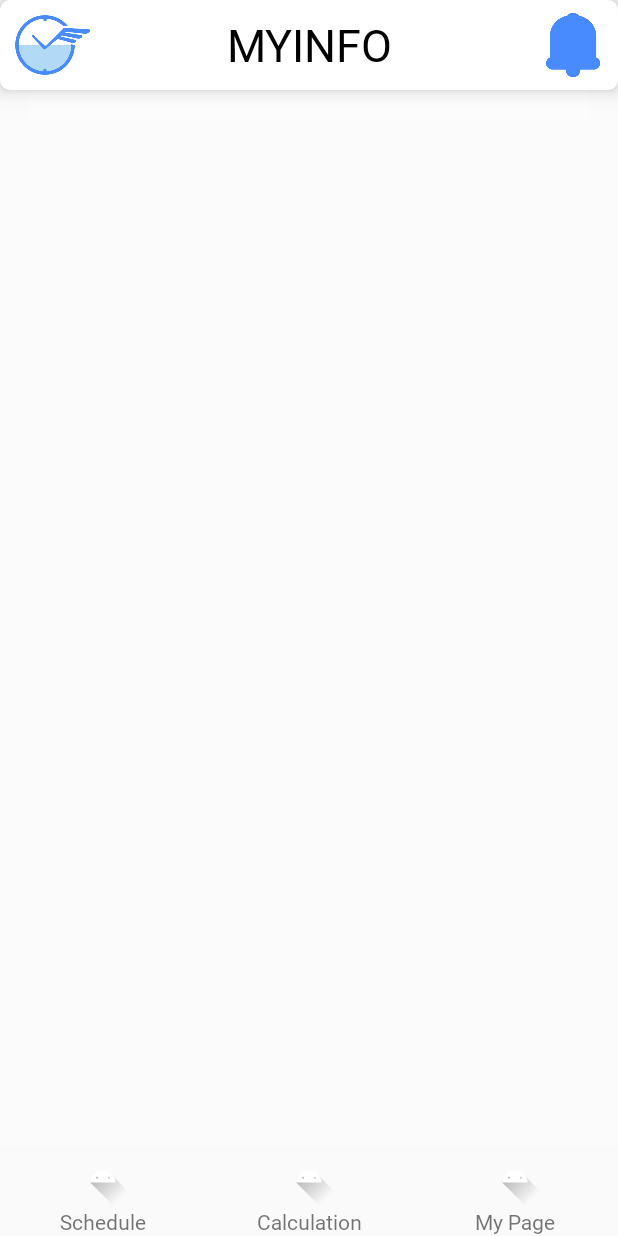
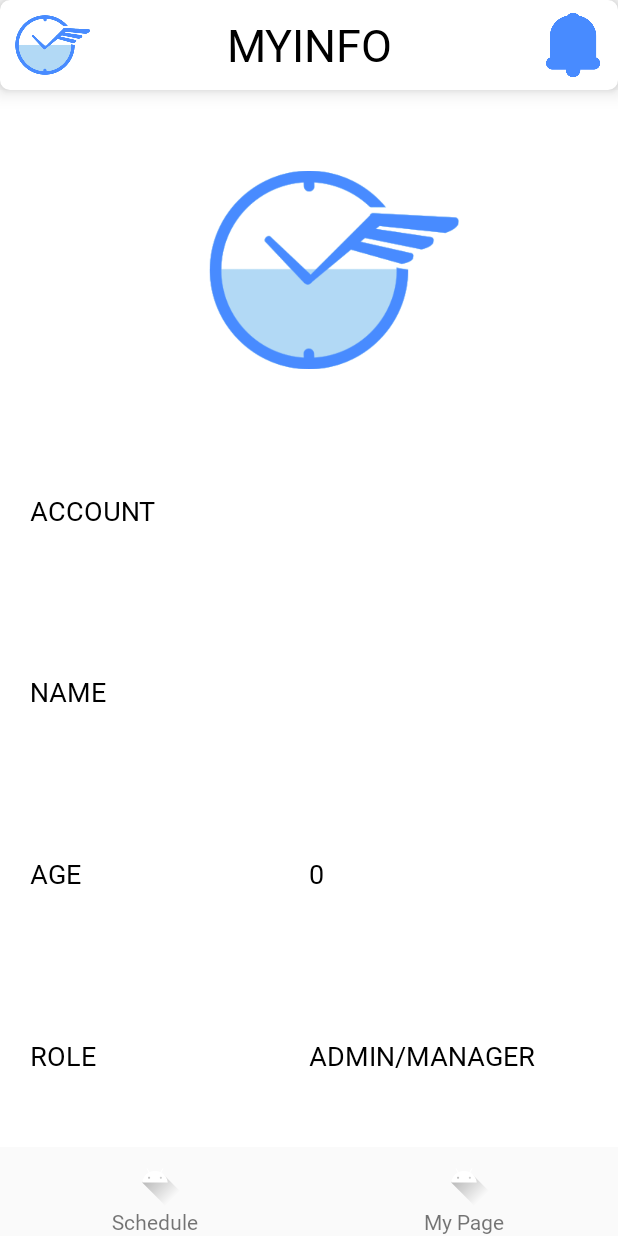
Before and after one commit to skawnssud/GoodTeam, an Android app: the workerMypageFragment screen opened through its navigation route, on a phone screen of 412 x 824 dp. Run offline under Robolectric (Android 15) with nearby library versions, the phone set to English and light mode, and no system bars; our stand-ins replace data binding; libraries missing offline, so code that uses them is left out: com.prolificinteractive.materialcalendarview.

Commit message:
Day 08: worker 프레그먼트 간단 정리

```diff
--- a/App01/app/src/main/java/com/example/app01/worker/workerMypageFragment.kt
+++ b/App01/app/src/main/java/com/example/app01/worker/workerMypageFragment.kt
@@ -8,6 +8,7 @@ import android.view.ViewGroup
 import androidx.databinding.DataBindingUtil
 import androidx.navigation.findNavController
 import com.example.app01.R
+import com.example.app01.dataObject
 import com.example.app01.databinding.FragmentWorkerMypageBinding
 
 class workerMypageFragment : Fragment() {
@@ -20,10 +21,11 @@ class workerMypageFragment : Fragment() {
         binding.layoutSchedule.setOnClickListener {
             it.findNavController().navigate(R.id.action_workerMypageFragment_to_workerScheduleFragment)
         }
-        binding.layoutCalculation.setOnClickListener {
-            it.findNavController().navigate(R.id.action_workerMypageFragment_to_workerCalculationFragment)
-        }
-
+        var it = dataObject.selectUser
+        binding.account = it.account
+        binding.name = it.name
+        binding.age = it.age.toString()
+        if (dataObject.selectUser.role == 0) binding.role = "ADMIN/MANAGER" else binding.role = "WORKER"
         // Inflate the layout for this fragment
         return binding.root
     }
--- a/App01/app/src/main/java/com/example/app01/worker/workerScheduleFragment.kt
+++ b/App01/app/src/main/java/com/example/app01/worker/workerScheduleFragment.kt
@@ -43,10 +43,6 @@ class workerScheduleFragment : Fragment() {
             inflater,
             R.layout.fragment_worker_schedule, container, false
         )
-        binding.layoutCalculation.setOnClickListener {
-            it.findNavController()
-                .navigate(R.id.action_workerScheduleFragment_to_workerCalculationFragment)
-        }
         binding.layoutMyPage.setOnClickListener {
             it.findNavController()
                 .navigate(R.id.action_workerScheduleFragment_to_workerMypageFragment)
--- a/App01/app/src/main/res/layout/fragment_worker_mypage.xml
+++ b/App01/app/src/main/res/layout/fragment_worker_mypage.xml
@@ -5,7 +5,16 @@
 
     <data>
         <variable
-            name="currentBranch"
+            name="account"
+            type="String" />
+        <variable
+            name="name"
+            type="String" />
+        <variable
+            name="age"
+            type="String" />
+        <variable
+            name="role"
             type="String" />
     </data>
 
@@ -59,54 +68,127 @@
                 android:src="@drawable/icon_alarm_blue" />
         </LinearLayout>
 
-        <androidx.core.widget.NestedScrollView
+        <LinearLayout
             android:layout_width="match_parent"
-            android:layout_height="wrap_content"
+            android:layout_height="match_parent"
             android:layout_weight="1"
-            android:background="@drawable/back_03">
+            android:background="@drawable/back_white"
+            android:orientation="vertical">
 
-            <!-- Center contents -->
+            <ImageView
+                android:id="@+id/imageView2"
+                android:layout_width="200dp"
+                android:layout_height="200dp"
+                android:layout_marginTop="20dp"
+                app:layout_constraintLeft_toLeftOf="parent"
+                app:layout_constraintRight_toRightOf="parent"
+                app:layout_constraintTop_toTopOf="parent"
+                app:srcCompat="@drawable/logo_half_blue_01"
+                android:layout_gravity="center"/>
+
             <LinearLayout
                 android:layout_width="match_parent"
-                android:layout_height="match_parent"
-                android:orientation="vertical">
+                android:layout_height="wrap_content"
+                android:orientation="horizontal"
+                android:layout_weight="1"
+                android:layout_margin="20dp"
+                android:gravity="center">
 
-                <!-- time table -->
-                <androidx.constraintlayout.widget.ConstraintLayout
-                    android:layout_width="match_parent"
-                    android:layout_height="match_parent"
-                    android:layout_marginLeft="20dp"
-                    android:layout_marginRight="20dp"
-                    android:layout_marginBottom="20dp"
-                    android:background="@drawable/back_03">
+                <TextView
+                    android:id="@+id/staticAccount"
+                    android:layout_width="0dp"
+                    android:layout_height="wrap_content"
+                    android:layout_weight="1"
+                    android:text="ACCOUNT"
+                    style="@style/textBlack18"/>
 
-                    <TableLayout
-                        android:id="@+id/table_0to11"
-                        android:layout_width="match_parent"
-                        android:layout_height="wrap_content"
-                        android:background="@drawable/back_03"
-                        android:stretchColumns="*"
-                        app:layout_constraintTop_toTopOf="parent">
+                <TextView
+                    android:id="@+id/textAccount"
+                    android:layout_width="0dp"
+                    android:layout_height="wrap_content"
+                    android:layout_weight="1"
+                    android:text="@{account}"
+                    style="@style/textBlack18"/>
+            </LinearLayout>
 
-                    </TableLayout>
+            <LinearLayout
+                android:layout_width="match_parent"
+                android:layout_height="wrap_content"
+                android:orientation="horizontal"
+                android:layout_weight="1"
+                android:layout_margin="20dp"
+                android:gravity="center">
 
-                    <TableLayout
-                        android:id="@+id/table_12to23"
-                        android:layout_width="match_parent"
-                        android:layout_height="wrap_content"
-                        android:layout_marginTop="20dp"
-                        android:background="@drawable/back_03"
-                        android:stretchColumns="*"
-                        app:layout_constraintTop_toBottomOf="@id/table_0to11">
+                <TextView
+                    android:id="@+id/staticName"
+                    android:layout_width="0dp"
+                    android:layout_height="wrap_content"
+                    android:layout_weight="1"
+                    android:text="NAME"
+                    style="@style/textBlack18"/>
 
-                    </TableLayout>
+                <TextView
+                    android:id="@+id/textName"
+                    android:layout_width="0dp"
+                    android:layout_height="wrap_content"
+                    android:layout_weight="1"
+                    android:text="@{name}"
+                    style="@style/textBlack18"/>
+            </LinearLayout>
 
-                </androidx.constraintlayout.widget.ConstraintLayout>
+            <LinearLayout
+                android:layout_width="match_parent"
+                android:layout_height="wrap_content"
+                android:orientation="horizontal"
+                android:layout_weight="1"
+                android:layout_margin="20dp"
+                android:gravity="center">
+
+                <TextView
+                    android:id="@+id/staticAge"
+                    android:layout_width="0dp"
+                    android:layout_height="wrap_content"
+                    android:layout_weight="1"
+                    android:text="AGE"
+                    style="@style/textBlack18" />
+
+                <TextView
+                    android:id="@+id/textAge"
+                    android:layout_width="0dp"
+                    android:layout_height="wrap_content"
+                    android:layout_weight="1"
+                    android:text="@{age}"
+                    style="@style/textBlack18" />
+            </LinearLayout>
+
+            <LinearLayout
+                android:layout_width="match_parent"
+                android:layout_height="wrap_content"
+                android:orientation="horizontal"
+                android:layout_weight="1"
+                android:layout_margin="20dp"
+                android:gravity="center">
+
+                <TextView
+                    android:id="@+id/staticRole"
+                    android:layout_width="0dp"
+                    android:layout_height="wrap_content"
+                    android:layout_weight="1"
+                    android:text="ROLE"
+                    style="@style/textBlack18" />
+
+                <TextView
+                    android:id="@+id/textRole"
+                    android:layout_width="0dp"
+                    android:layout_height="wrap_content"
+                    android:layout_weight="1"
+                    android:text="@{role}"
+                    style="@style/textBlack18" />
+            </LinearLayout>
 
 
 
-            </LinearLayout>
-        </androidx.core.widget.NestedScrollView>
+        </LinearLayout>
 
         <!-- Bottome bar -->
 
@@ -144,33 +226,6 @@
             </androidx.constraintlayout.widget.ConstraintLayout>
 
             <androidx.constraintlayout.widget.ConstraintLayout
-                android:id="@+id/layoutCalculation"
-                android:layout_width="match_parent"
-                android:layout_height="match_parent"
-                android:layout_weight="1">
-
-                <TextView
-                    android:id="@+id/textCalculation"
-                    android:layout_width="wrap_content"
-                    android:layout_height="wrap_content"
-                    android:text="Calculation"
-                    app:layout_constraintBottom_toBottomOf="parent"
-                    app:layout_constraintLeft_toLeftOf="parent"
-                    app:layout_constraintRight_toRightOf="parent"
-                    app:layout_constraintTop_toBottomOf="@id/imageCalculation" />
-
-                <ImageView
-                    android:id="@+id/imageCalculation"
-                    android:layout_width="40dp"
-                    android:layout_height="40dp"
-                    android:background="@drawable/ic_launcher_foreground"
-                    app:layout_constraintBottom_toTopOf="@id/textCalculation"
-                    app:layout_constraintLeft_toLeftOf="parent"
-                    app:layout_constraintRight_toRightOf="parent"
-                    app:layout_constraintTop_toTopOf="parent" />
-            </androidx.constraintlayout.widget.ConstraintLayout>
-
-            <androidx.constraintlayout.widget.ConstraintLayout
                 android:id="@+id/layoutMyPage"
                 android:layout_width="match_parent"
                 android:layout_height="wrap_content"
--- a/App01/app/src/main/res/layout/fragment_worker_schedule.xml
+++ b/App01/app/src/main/res/layout/fragment_worker_schedule.xml
@@ -423,33 +423,6 @@
             </androidx.constraintlayout.widget.ConstraintLayout>
 
             <androidx.constraintlayout.widget.ConstraintLayout
-                android:id="@+id/layoutCalculation"
-                android:layout_width="match_parent"
-                android:layout_height="match_parent"
-                android:layout_weight="1">
-
-                <TextView
-                    android:id="@+id/textCalculation"
-                    android:layout_width="wrap_content"
-                    android:layout_height="wrap_content"
-                    android:text="Calculation"
-                    app:layout_constraintBottom_toBottomOf="parent"
-                    app:layout_constraintLeft_toLeftOf="parent"
-                    app:layout_constraintRight_toRightOf="parent"
-                    app:layout_constraintTop_toBottomOf="@id/imageCalculation" />
-
-                <ImageView
-                    android:id="@+id/imageCalculation"
-                    android:layout_width="40dp"
-                    android:layout_height="40dp"
-                    android:background="@drawable/ic_launcher_foreground"
-                    app:layout_constraintBottom_toTopOf="@id/textCalculation"
-                    app:layout_constraintLeft_toLeftOf="parent"
-                    app:layout_constraintRight_toRightOf="parent"
-                    app:layout_constraintTop_toTopOf="parent" />
-            </androidx.constraintlayout.widget.ConstraintLayout>
-
-            <androidx.constraintlayout.widget.ConstraintLayout
                 android:id="@+id/layoutMyPage"
                 android:layout_width="match_parent"
                 android:layout_height="wrap_content"
```
